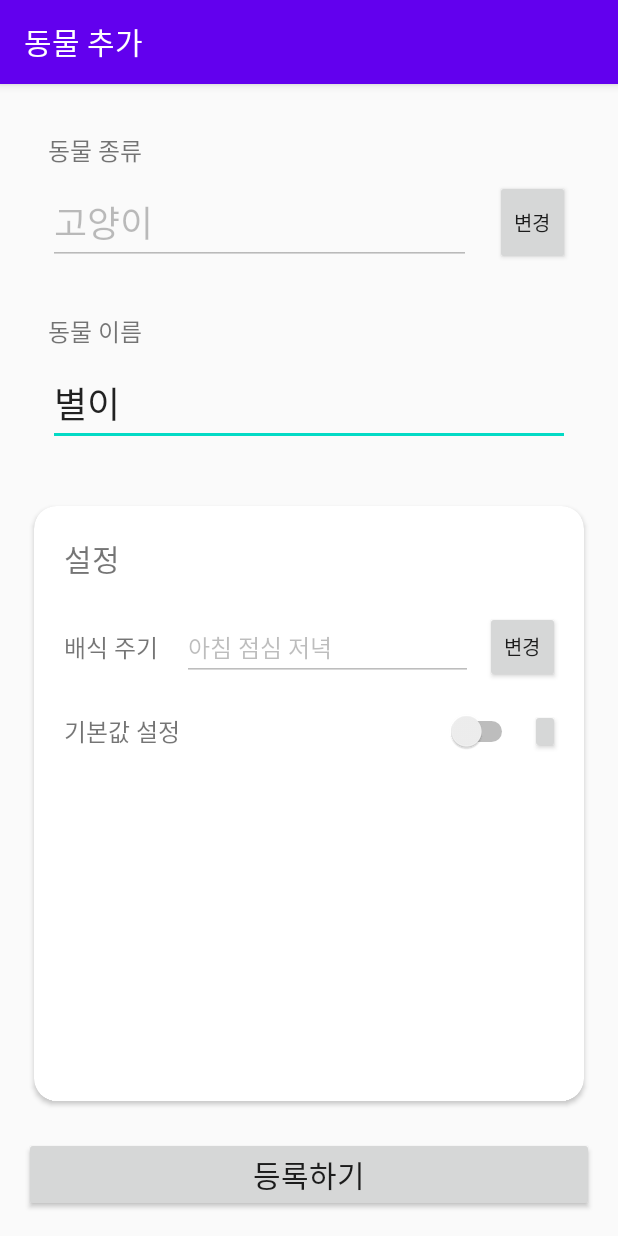
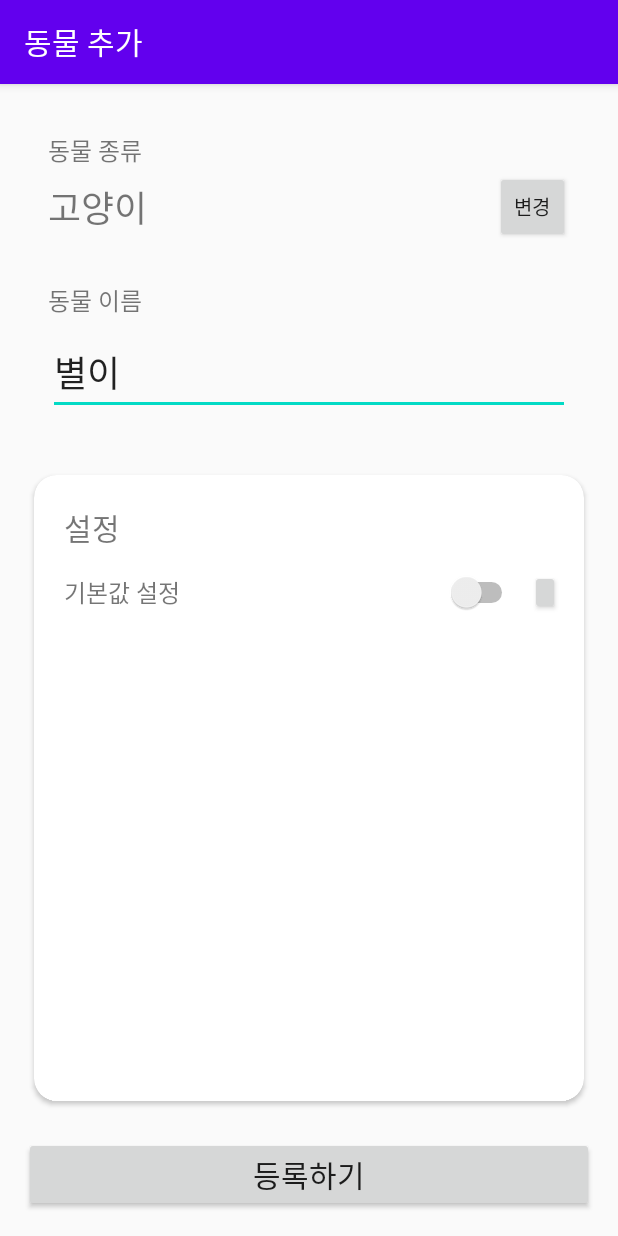
Before and after one commit to ThinkingDobby/FeedDogToday, an Android app: the AddActivity screen opened directly, with no data from a screen before it, on a phone screen of 412 x 824 dp. Run offline under Robolectric (Android 15) with nearby library versions, the phone set to English and light mode, and no system bars; our stand-ins replace Firebase (no records; nobody signed in at launch, a user with empty details on screens opened directly).

Commit message:
2021-03-10 오류 수정 완료
<완료>
오류 수정
점심 부분 삭제

<해야할 것>
00시에 체크박스 초기화
08시 20시에 체크박스 상태에 따른 알림

```diff
--- a/app/src/main/java/com/thinkingdobby/feeddogtoday/AddActivity.kt
+++ b/app/src/main/java/com/thinkingdobby/feeddogtoday/AddActivity.kt
@@ -22,6 +22,27 @@ class AddActivity : AppCompatActivity() {
             defaultValue = true
         }
 
+        // 동물 종 선택
+        val animalTypes = arrayOf("강아지", "고양이", "기타")
+        var animalType = "고양이"
+
+        add_btn_petTypeSelect.setOnClickListener {
+            val builder = AlertDialog.Builder(this@AddActivity)
+            builder.setTitle("동물 종류를 고르세요.")
+            builder.setSingleChoiceItems(animalTypes, -1) { _, which: Int ->
+                animalType = animalTypes[which]
+            }
+
+            builder.setPositiveButton("확인") { _, which ->
+                add_et_petTypePrint.text = animalType
+            }
+
+            builder.setNegativeButton("취소") {_, which -> }
+
+            builder.create().show()
+        }
+        // 동물 종 선택
+
         add_btn_submit.setOnClickListener {
             if (TextUtils.isEmpty(add_et_petNameInput.text)) {
                 AlertDialog.Builder(this@AddActivity)
@@ -40,7 +61,6 @@ class AddActivity : AppCompatActivity() {
             postPet.writeTime = ServerValue.TIMESTAMP
             postPet.petName = add_et_petNameInput.text.toString()
             postPet.petType = add_et_petTypePrint.text.toString()
-            postPet.feedingPeriodType = add_cv_et_settingPeriod.text.toString()
             postPet.defaultValue = defaultValue
 
             ref.setValue(postPet)
--- a/app/src/main/java/com/thinkingdobby/feeddogtoday/ListActivity.kt
+++ b/app/src/main/java/com/thinkingdobby/feeddogtoday/ListActivity.kt
@@ -108,7 +108,6 @@ class ListActivity : AppCompatActivity() {
         val list_cv_tv_petName: TextView = itemView.list_cv_tv_petName
         val list_cv_tv_petType: TextView = itemView.list_cv_tv_petType
         val list_cv_cb_breakfast: CheckBox = itemView.list_cv_cb_breakfast
-        val list_cv_cb_lunch: CheckBox = itemView.list_cv_cb_lunch
         val list_cv_cb_dinner: CheckBox = itemView.list_cv_cb_dinner
         val list_cv_btn_submit: Button = itemView.list_cv_btn_submit
         val list_cv_btn_remove: Button = itemView.list_cv_btn_remove
@@ -134,7 +133,6 @@ class ListActivity : AppCompatActivity() {
             holder.list_cv_tv_petName.text = pet.petName
             holder.list_cv_tv_petType.text = pet.petType
             holder.list_cv_cb_breakfast.isChecked = pet.breakfastChecked
-            holder.list_cv_cb_lunch.isChecked = pet.lunchChecked
             holder.list_cv_cb_dinner.isChecked = pet.dinnerChecked
 
             val ref = FirebaseDatabase.getInstance().getReference("Pets").child(pet.petId)
@@ -142,7 +140,6 @@ class ListActivity : AppCompatActivity() {
 
             holder.list_cv_btn_submit.setOnClickListener {
                 checkUpdates.put("breakfastChecked", holder.list_cv_cb_breakfast.isChecked)
-                checkUpdates.put("lunchChecked", holder.list_cv_cb_lunch.isChecked)
                 checkUpdates.put("dinnerChecked", holder.list_cv_cb_dinner.isChecked)
                 ref.updateChildren(checkUpdates)
             }
--- a/app/src/main/res/layout/activity_add.xml
+++ b/app/src/main/res/layout/activity_add.xml
@@ -16,14 +16,14 @@
         app:layout_constraintStart_toStartOf="parent"
         app:layout_constraintTop_toTopOf="parent" />
 
-    <EditText
+    <!-- 2021-03-10 et->tv 변경 -->
+    <TextView
         android:id="@+id/add_et_petTypePrint"
         android:layout_width="0dp"
         android:layout_height="wrap_content"
         android:layout_marginTop="8dp"
         android:layout_marginEnd="16dp"
         android:text="고양이"
-        android:enabled="false"
         android:textSize="24sp"
         app:layout_constraintEnd_toStartOf="@+id/add_btn_petTypeSelect"
         app:layout_constraintStart_toStartOf="@+id/add_tv_petTypeTitle"
@@ -32,7 +32,7 @@
     <Button
         android:id="@+id/add_btn_petTypeSelect"
         android:layout_width="50dp"
-        android:layout_height="0dp"
+        android:layout_height="wrap_content"
         android:layout_marginEnd="32dp"
         android:text="변경"
         android:textSize="13sp"
@@ -94,49 +94,14 @@
                 app:layout_constraintTop_toTopOf="parent" />
 
             <TextView
-                android:id="@+id/add_cv_tv_settingPeriod"
+                android:id="@+id/add_cv_tv_settingDefaultValue"
                 android:layout_width="wrap_content"
                 android:layout_height="wrap_content"
-                android:layout_marginTop="32dp"
-                android:text="배식 주기"
+                android:layout_marginTop="16dp"
+                android:text="기본값 설정"
                 android:textSize="16sp"
                 app:layout_constraintStart_toStartOf="@+id/add_cv_tv_settingTitle"
                 app:layout_constraintTop_toBottomOf="@+id/add_cv_tv_settingTitle" />
-
-            <EditText
-                android:id="@+id/add_cv_et_settingPeriod"
-                android:layout_width="0dp"
-                android:layout_height="wrap_content"
-                android:layout_marginStart="16dp"
-                android:layout_marginEnd="8dp"
-                android:text="아침 점심 저녁"
-                android:textSize="16sp"
-                android:enabled="false"
-                app:layout_constraintBottom_toBottomOf="@+id/add_cv_tv_settingPeriod"
-                app:layout_constraintEnd_toStartOf="@+id/add_cv_btn_settingPeriod"
-                app:layout_constraintStart_toEndOf="@+id/add_cv_tv_settingPeriod"
-                app:layout_constraintTop_toTopOf="@+id/add_cv_tv_settingPeriod" />
-
-            <Button
-                android:id="@+id/add_cv_btn_settingPeriod"
-                android:layout_width="50dp"
-                android:layout_height="wrap_content"
-                android:layout_marginEnd="16dp"
-                android:textSize="13sp"
-                android:text="변경"
-                app:layout_constraintBottom_toBottomOf="@+id/add_cv_tv_settingPeriod"
-                app:layout_constraintEnd_toEndOf="parent"
-                app:layout_constraintTop_toTopOf="@+id/add_cv_tv_settingPeriod"/>
-
-            <TextView
-                android:id="@+id/add_cv_tv_settingDefaultValue"
-                android:layout_width="wrap_content"
-                android:layout_height="wrap_content"
-                android:layout_marginTop="32dp"
-                android:text="기본값 설정"
-                android:textSize="16sp"
-                app:layout_constraintStart_toStartOf="@+id/add_cv_tv_settingTitle"
-                app:layout_constraintTop_toBottomOf="@+id/add_cv_tv_settingPeriod" />
 
             <Switch
                 android:id="@+id/add_cv_swh_settingDefaultValue"
@@ -151,8 +116,9 @@
                 android:id="@+id/add_cv_btn_settingDefaultValue"
                 android:layout_width="20dp"
                 android:layout_height="30dp"
+                android:layout_marginEnd="16dp"
                 app:layout_constraintBottom_toBottomOf="@+id/add_cv_swh_settingDefaultValue"
-                app:layout_constraintEnd_toEndOf="@+id/add_cv_btn_settingPeriod"
+                app:layout_constraintEnd_toEndOf="parent"
                 app:layout_constraintTop_toTopOf="@+id/add_cv_swh_settingDefaultValue" />
 
         </androidx.constraintlayout.widget.ConstraintLayout>
```
Also changed, not shown: app/src/main/res/layout/card_pet_3.xml (+5 -15 lines).
